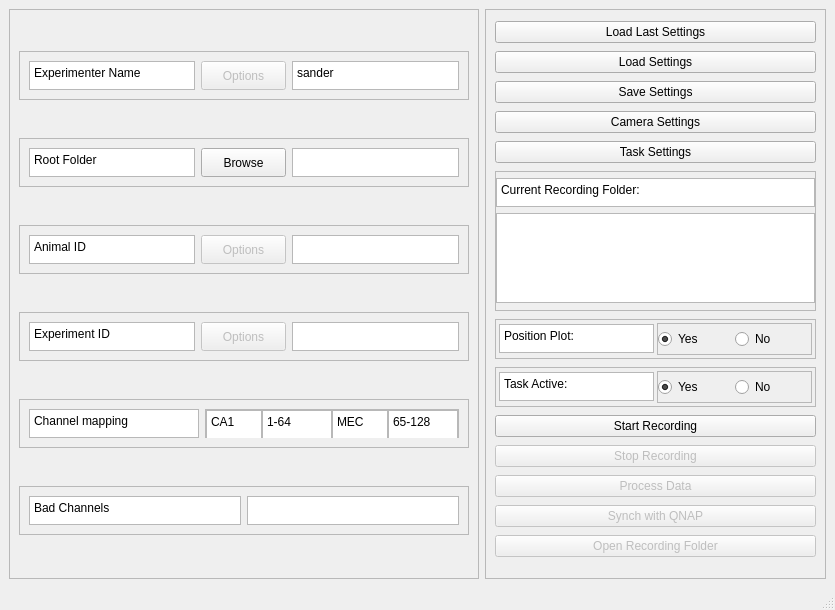
This is RecordingManagerDesign.ui in Barry-lab/openEPhys_DACQ as Qt 5 draws it before an edit. The edited form follows.
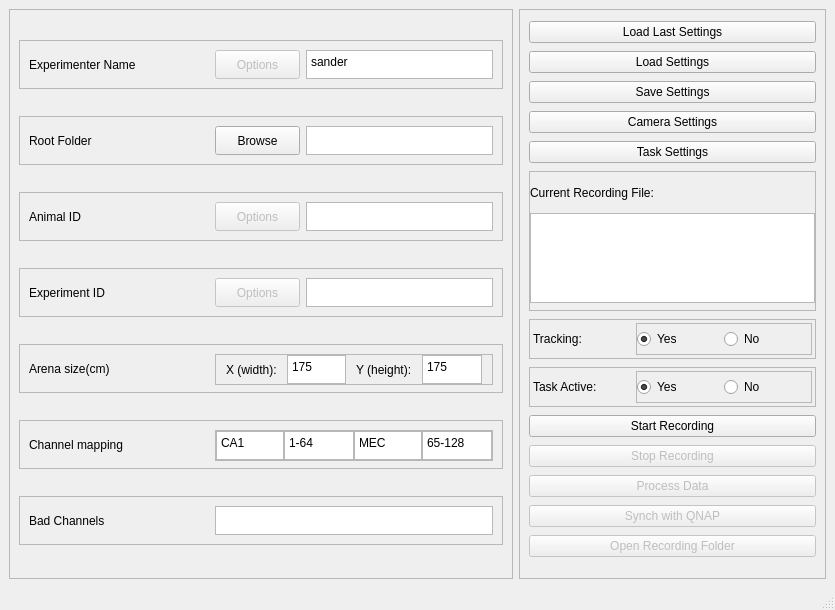
This is the edited form.

```diff
--- a/RecordingManagerDesign.ui
+++ b/RecordingManagerDesign.ui
@@ -31,7 +31,7 @@
         <rect>
          <x>0</x>
          <y>0</y>
-         <width>512</width>
+         <width>537</width>
          <height>543</height>
         </rect>
        </property>
@@ -52,17 +52,14 @@
           </property>
           <layout class="QHBoxLayout" name="horizontalLayout_17">
            <item>
-            <widget class="QPlainTextEdit" name="plainTextEdit_30">
-             <property name="maximumSize">
+            <widget class="QLabel" name="label_2">
+             <property name="minimumSize">
               <size>
-               <width>16777215</width>
-               <height>29</height>
+               <width>180</width>
+               <height>0</height>
               </size>
              </property>
-             <property name="readOnly">
-              <bool>true</bool>
-             </property>
-             <property name="plainText">
+             <property name="text">
               <string>Experimenter Name</string>
              </property>
             </widget>
@@ -130,17 +127,14 @@
           </property>
           <layout class="QHBoxLayout" name="horizontalLayout_21">
            <item>
-            <widget class="QPlainTextEdit" name="plainTextEdit_38">
-             <property name="maximumSize">
+            <widget class="QLabel" name="label_3">
+             <property name="minimumSize">
               <size>
-               <width>16777215</width>
-               <height>29</height>
+               <width>180</width>
+               <height>0</height>
               </size>
              </property>
-             <property name="readOnly">
-              <bool>true</bool>
-             </property>
-             <property name="plainText">
+             <property name="text">
               <string>Root Folder</string>
              </property>
             </widget>
@@ -202,17 +196,14 @@
           </property>
           <layout class="QHBoxLayout" name="horizontalLayout_9">
            <item>
-            <widget class="QPlainTextEdit" name="plainTextEdit_14">
-             <property name="maximumSize">
+            <widget class="QLabel" name="label_4">
+             <property name="minimumSize">
               <size>
-               <width>16777215</width>
-               <height>29</height>
+               <width>180</width>
+               <height>0</height>
               </size>
              </property>
-             <property name="readOnly">
-              <bool>true</bool>
-             </property>
-             <property name="plainText">
+             <property name="text">
               <string>Animal ID</string>
              </property>
             </widget>
@@ -277,17 +268,14 @@
           </property>
           <layout class="QHBoxLayout" name="horizontalLayout_19">
            <item>
-            <widget class="QPlainTextEdit" name="plainTextEdit_34">
-             <property name="maximumSize">
+            <widget class="QLabel" name="label_5">
+             <property name="minimumSize">
               <size>
-               <width>16777215</width>
-               <height>29</height>
+               <width>180</width>
+               <height>0</height>
               </size>
              </property>
-             <property name="readOnly">
-              <bool>true</bool>
-             </property>
-             <property name="plainText">
+             <property name="text">
               <string>Experiment ID</string>
              </property>
             </widget>
@@ -336,6 +324,110 @@
           </layout>
          </widget>
         </item>
+        <item>
+         <widget class="QFrame" name="f_badChan_3">
+          <property name="maximumSize">
+           <size>
+            <width>16777215</width>
+            <height>49</height>
+           </size>
+          </property>
+          <property name="frameShape">
+           <enum>QFrame::StyledPanel</enum>
+          </property>
+          <property name="frameShadow">
+           <enum>QFrame::Raised</enum>
+          </property>
+          <layout class="QHBoxLayout" name="horizontalLayout_24" stretch="0,3">
+           <item>
+            <widget class="QLabel" name="label_10">
+             <property name="minimumSize">
+              <size>
+               <width>180</width>
+               <height>0</height>
+              </size>
+             </property>
+             <property name="text">
+              <string>Arena size(cm)</string>
+             </property>
+            </widget>
+           </item>
+           <item>
+            <widget class="QFrame" name="frame_7">
+             <property name="minimumSize">
+              <size>
+               <width>0</width>
+               <height>31</height>
+              </size>
+             </property>
+             <property name="frameShape">
+              <enum>QFrame::StyledPanel</enum>
+             </property>
+             <property name="frameShadow">
+              <enum>QFrame::Raised</enum>
+             </property>
+             <layout class="QHBoxLayout" name="horizontalLayout_8">
+              <property name="spacing">
+               <number>10</number>
+              </property>
+              <property name="leftMargin">
+               <number>10</number>
+              </property>
+              <property name="topMargin">
+               <number>0</number>
+              </property>
+              <property name="rightMargin">
+               <number>10</number>
+              </property>
+              <property name="bottomMargin">
+               <number>0</number>
+              </property>
+              <item>
+               <widget class="QLabel" name="label_11">
+                <property name="text">
+                 <string>X (width):</string>
+                </property>
+               </widget>
+              </item>
+              <item>
+               <widget class="QPlainTextEdit" name="pt_arena_size_x">
+                <property name="minimumSize">
+                 <size>
+                  <width>40</width>
+                  <height>29</height>
+                 </size>
+                </property>
+                <property name="plainText">
+                 <string>175</string>
+                </property>
+               </widget>
+              </item>
+              <item>
+               <widget class="QLabel" name="label_12">
+                <property name="text">
+                 <string>Y (height):</string>
+                </property>
+               </widget>
+              </item>
+              <item>
+               <widget class="QPlainTextEdit" name="pt_arena_size_y">
+                <property name="minimumSize">
+                 <size>
+                  <width>40</width>
+                  <height>29</height>
+                 </size>
+                </property>
+                <property name="plainText">
+                 <string>175</string>
+                </property>
+               </widget>
+              </item>
+             </layout>
+            </widget>
+           </item>
+          </layout>
+         </widget>
+        </item>
         <item>
          <widget class="QFrame" name="f_badChan_2">
           <property name="maximumSize">
@@ -350,25 +442,28 @@
           <property name="frameShadow">
            <enum>QFrame::Raised</enum>
           </property>
-          <layout class="QHBoxLayout" name="horizontalLayout_23" stretch="2,3">
+          <layout class="QHBoxLayout" name="horizontalLayout_23" stretch="0,3">
            <item>
-            <widget class="QPlainTextEdit" name="plainTextEdit_32">
-             <property name="maximumSize">
+            <widget class="QLabel" name="label_6">
+             <property name="minimumSize">
               <size>
-               <width>16777215</width>
-               <height>29</height>
+               <width>180</width>
+               <height>0</height>
               </size>
              </property>
-             <property name="readOnly">
-              <bool>true</bool>
-             </property>
-             <property name="plainText">
+             <property name="text">
               <string>Channel mapping</string>
              </property>
             </widget>
            </item>
            <item>
             <widget class="QFrame" name="frame_4">
+             <property name="minimumSize">
+              <size>
+               <width>0</width>
+               <height>31</height>
+              </size>
+             </property>
              <property name="frameShape">
               <enum>QFrame::StyledPanel</enum>
              </property>
@@ -454,19 +549,16 @@
           <property name="frameShadow">
            <enum>QFrame::Raised</enum>
           </property>
-          <layout class="QHBoxLayout" name="horizontalLayout_22" stretch="1,1">
+          <layout class="QHBoxLayout" name="horizontalLayout_22" stretch="0,1">
            <item>
-            <widget class="QPlainTextEdit" name="plainTextEdit_31">
-             <property name="maximumSize">
+            <widget class="QLabel" name="label_7">
+             <property name="minimumSize">
               <size>
-               <width>16777215</width>
-               <height>29</height>
+               <width>180</width>
+               <height>0</height>
               </size>
              </property>
-             <property name="readOnly">
-              <bool>true</bool>
-             </property>
-             <property name="plainText">
+             <property name="text">
               <string>Bad Channels</string>
              </property>
             </widget>
@@ -566,18 +658,15 @@
            <number>0</number>
           </property>
           <item>
-           <widget class="QPlainTextEdit" name="plainTextEdit">
+           <widget class="QLabel" name="label">
             <property name="maximumSize">
              <size>
               <width>16777215</width>
-              <height>29</height>
+              <height>27</height>
              </size>
             </property>
-            <property name="readOnly">
-             <bool>true</bool>
-            </property>
-            <property name="plainText">
-             <string>Current Recording Folder:</string>
+            <property name="text">
+             <string>Current Recording File:</string>
             </property>
            </widget>
           </item>
@@ -626,7 +715,7 @@
          <property name="frameShadow">
           <enum>QFrame::Raised</enum>
          </property>
-         <layout class="QHBoxLayout" name="horizontalLayout_3" stretch="1,1">
+         <layout class="QHBoxLayout" name="horizontalLayout_3" stretch="0,1">
           <property name="spacing">
            <number>3</number>
           </property>
@@ -634,18 +723,15 @@
            <number>3</number>
           </property>
           <item>
-           <widget class="QPlainTextEdit" name="plainTextEdit_2">
-            <property name="maximumSize">
+           <widget class="QLabel" name="label_8">
+            <property name="minimumSize">
              <size>
-              <width>16777215</width>
-              <height>29</height>
+              <width>100</width>
+              <height>0</height>
              </size>
             </property>
-            <property name="readOnly">
-             <bool>true</bool>
-            </property>
-            <property name="plainText">
-             <string>Position Plot:</string>
+            <property name="text">
+             <string>Tracking:</string>
             </property>
            </widget>
           </item>
@@ -707,7 +793,7 @@
          <property name="frameShadow">
           <enum>QFrame::Raised</enum>
          </property>
-         <layout class="QHBoxLayout" name="horizontalLayout_6" stretch="1,1">
+         <layout class="QHBoxLayout" name="horizontalLayout_6" stretch="0,1">
           <property name="spacing">
            <number>3</number>
           </property>
@@ -715,17 +801,14 @@
            <number>3</number>
           </property>
           <item>
-           <widget class="QPlainTextEdit" name="plainTextEdit_3">
-            <property name="maximumSize">
+           <widget class="QLabel" name="label_9">
+            <property name="minimumSize">
              <size>
-              <width>16777215</width>
-              <height>29</height>
+              <width>100</width>
+              <height>0</height>
              </size>
             </property>
-            <property name="readOnly">
-             <bool>true</bool>
-            </property>
-            <property name="plainText">
+            <property name="text">
              <string>Task Active:</string>
             </property>
            </widget>
```
Left out of the diff: 6 changed lines with no effect on the pictures.
